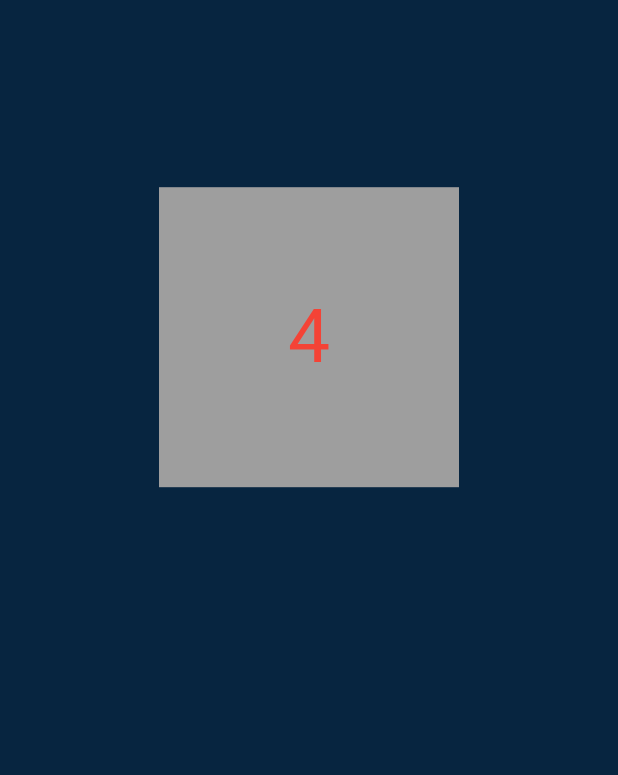
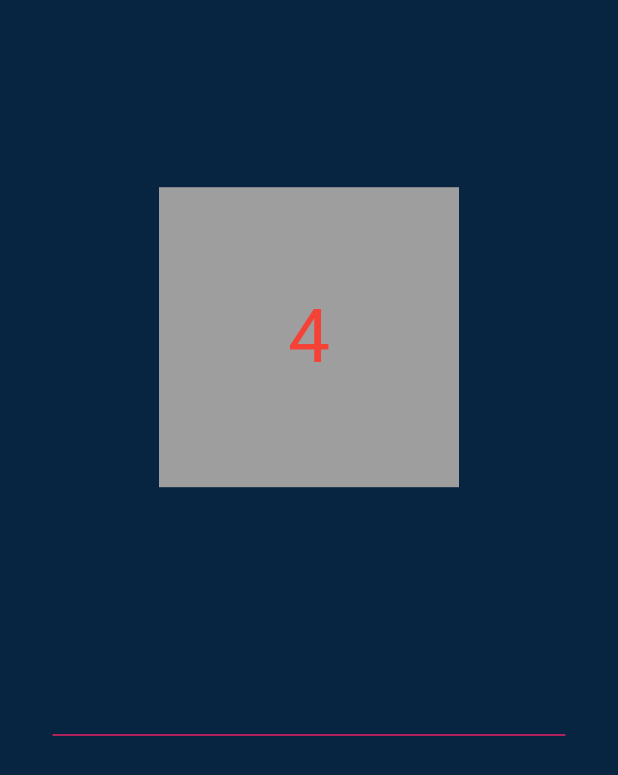
Before and after one commit to DhrupamP/Memorize, a Flutter app: the GameEnd screen opened by its route, on a phone screen of 412 x 824 dp. Shown: the top 775 px of the screen. Run offline on Flutter 3.47's test engine with Material 2 defaults, Android fonts, the phone set to English and light mode, and no system bars.

Commit message:
Add Text Field

```diff
--- a/lib/Comps/game_end/game_end.dart
+++ b/lib/Comps/game_end/game_end.dart
@@ -1,3 +1,5 @@
+// ignore_for_file: prefer_const_constructors
+
 import 'dart:async';
 
 import 'package:flutter/material.dart';
@@ -40,8 +42,11 @@ class _GameEndState extends State<GameEnd> {
   @override
   Widget build(BuildContext context) {
     return Scaffold(
+      resizeToAvoidBottomInset: false,
       backgroundColor: Color(0xff072540),
-      body: Align(
+      body: Stack(
+        children: [
+          Align(
             alignment: Alignment(0, -0.6),
             child: Container(
               height: 200,
@@ -55,6 +60,27 @@ class _GameEndState extends State<GameEnd> {
               ),
             ),
           ),
+          Align(
+            alignment: Alignment(0, 0.1),
+            child: Padding(
+              padding: const EdgeInsets.symmetric(horizontal: 35.0),
+              child: TextField(
+                keyboardType: TextInputType.number,
+                textAlign: TextAlign.center,
+                style: TextStyle(fontSize: 50, color: Colors.white),
+                decoration: InputDecoration(
+                  enabledBorder: UnderlineInputBorder(
+                    borderSide: BorderSide(color: Colors.pink),
+                  ),
+                  focusedBorder: UnderlineInputBorder(
+                    borderSide: BorderSide(color: Colors.pink),
+                  ),
+                ),
+              ),
+            ),
+          ),
+        ],
+      ),
     );
   }
 }
```
Lines whose indentation alone changed are shown as unchanged.
